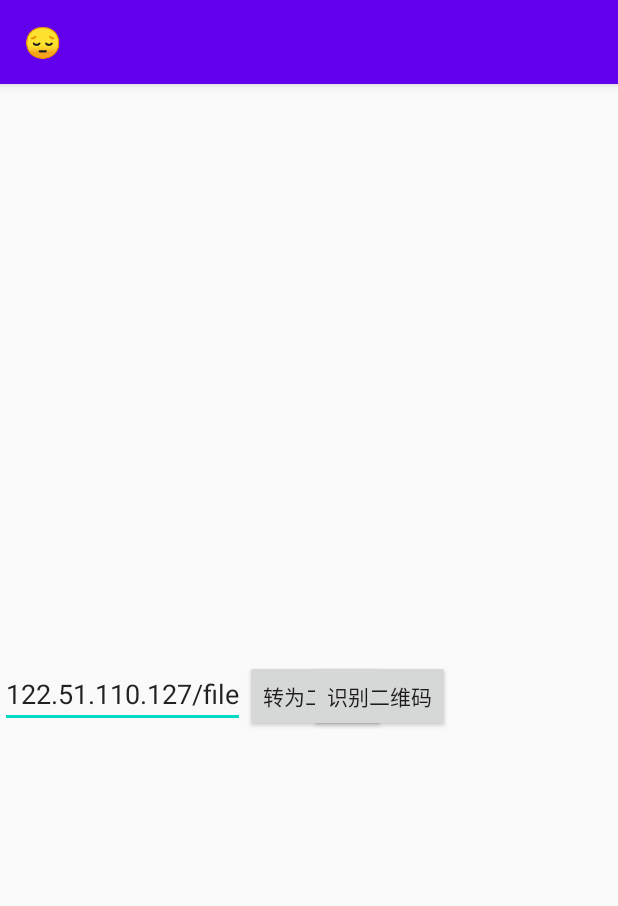
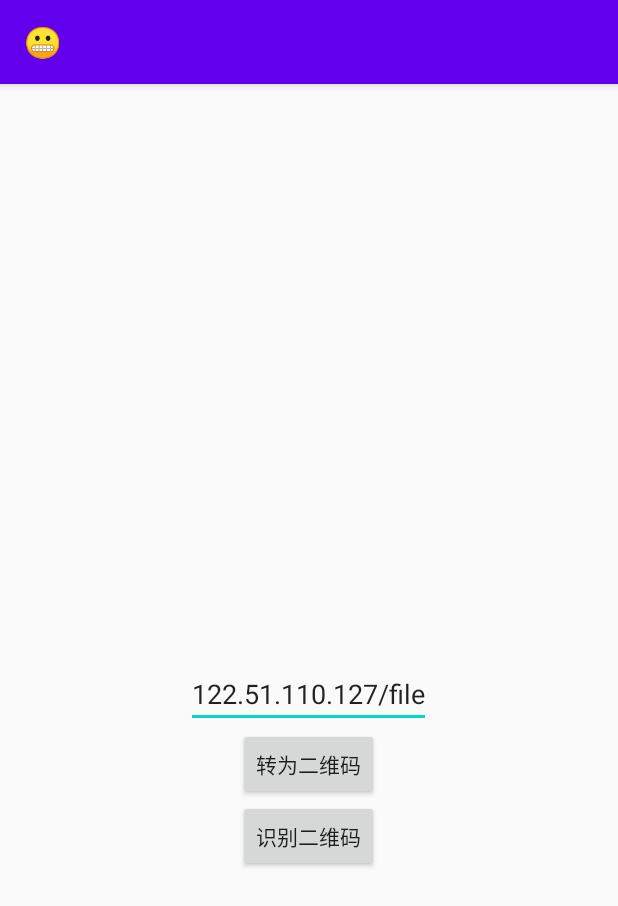
Before and after one commit to lamymay/tools, an Android app: the screen it shows after launch (ActivityQRCode), on a phone screen of 412 x 824 dp. Shown: the top 906 px of the screen. Run offline under Robolectric (Android 15) with nearby library versions, the phone set to English and light mode, and no system bars; libraries missing offline, so code that uses them is left out: com.uuzuche.lib_zxing.

Commit message:
调整布局

```diff
--- a/app/build.gradle
+++ b/app/build.gradle
@@ -29,5 +29,6 @@ dependencies {
     testImplementation 'junit:junit:4.12'
     androidTestImplementation 'androidx.test.ext:junit:1.1.1'
     androidTestImplementation 'androidx.test.espresso:espresso-core:3.2.0'
-    implementation 'com.google.zxing:core:3.3.0'
+    //implementation 'com.google.zxing:core:3.3.0'
+    implementation 'cn.yipianfengye.android:zxing-library:2.2'
 }
--- a/app/src/main/java/com/arc/tool/utils/OutputImage.java
+++ b/app/src/main/java/com/arc/tool/utils/OutputImage.java
@@ -36,7 +36,7 @@ public class OutputImage {
         imageView.setImageBitmap(bitmap);
         //imageView.setTooltipText("");
         //提示被点击了
-        Toast toast = Toast.makeText(applicationContext, "二维码中文本是" + inputString, Toast.LENGTH_LONG);
+        Toast toast = Toast.makeText(applicationContext, "二维码中文本是" + inputString, Toast.LENGTH_SHORT);
         toast.show();
     }
 
--- a/app/src/main/res/layout/activity_qr.xml
+++ b/app/src/main/res/layout/activity_qr.xml
@@ -1,7 +1,6 @@
 <?xml version="1.0" encoding="utf-8"?>
 <RelativeLayout
         xmlns:android="http://schemas.android.com/apk/res/android"
-        xmlns:app="http://schemas.android.com/apk/res-auto"
         android:orientation="horizontal"
         android:layout_width="match_parent"
         android:layout_height="match_parent">
@@ -15,13 +14,14 @@
             android:layout_centerVertical="true"
     />
 
-
+    <!--输入框-->
     <AutoCompleteTextView
             android:id="@+id/qrInput1"
             android:text="@string/qr_input_1_default"
             android:layout_width="wrap_content"
             android:layout_height="wrap_content"
             android:layout_below="@+id/qrOutputImage"
+            android:layout_centerHorizontal="true"
     />
 
 
@@ -30,8 +30,9 @@
             android:text="@string/qr_btn_create_image"
             android:layout_width="wrap_content"
             android:layout_height="wrap_content"
-            android:layout_below="@+id/qrOutputImage"
-            android:layout_toRightOf="@+id/qrInput1"
+            android:layout_below="@+id/qrInput1"
+            android:layout_centerHorizontal="true"
+
     />
 
 
@@ -41,33 +42,17 @@
             android:text="@string/qr_btn_scan_image"
             android:layout_width="wrap_content"
             android:layout_height="wrap_content"
-            android:layout_below="@+id/qrOutputImage"
-            android:layout_toRightOf="@+id/qrOutputImage"
+            android:layout_below="@+id/qrBtnCreateImg"
+            android:layout_centerHorizontal="true"
+
     />
-
-    <!--
-
-    <TextView android:layout_width="match_parent" android:layout_height="match_parent"
-              android:layout_below="@+id/outputImage"
-              android:id="@+id/outputText"
-    />
-
-    -->
-    <!--       -->
-    <!--           -->
 
 
 </RelativeLayout>
 
 
         <!--
-
-        https://blog.csdn.net/cms18374672699/article/details/82596194
-
-             tools:layout_editor_absoluteY="176dp"
-         tools:layout_editor_absoluteX="16dp"
-
-        、相对布局RelativeLayout
+        相对布局RelativeLayout
         1. 相对布局(重点)：相对布局是通过相对定位的方式让控件出现在布局任意位置；
 
         在相对布局中如果不指定控件摆放的位置，那么控件都会被默认放在RelativeLayout的左上角。因此要先指定第一个控件的位置，再根据一个控件去给其他控件布局。
@@ -103,4 +88,10 @@
 
         3. EditText的android:hint ：设置EditText为空时输入框内的提示信息
 
+
+        参考
+        https://blog.csdn.net/cms18374672699/article/details/82596194
+
+        tools:layout_editor_absoluteY="176dp"
+        tools:layout_editor_absoluteX="16dp"
         -->
--- a/app/src/main/res/values/strings.xml
+++ b/app/src/main/res/values/strings.xml
@@ -1,5 +1,5 @@
 <resources>
-    <string name="app_name">😔</string>
+    <string name="app_name">😬</string>
     <string name="qr_input_1_default">"122.51.110.127/file"</string>
     <string name="qr_btn_create_image">转为二维码</string>
     <string name="qr_btn_scan_image">识别二维码</string>
```
Also changed, not shown: app/src/main/java/com/arc/tool/activity/qrcode/ActivityQRCode.java (+59 -13 lines), 2 other files. Lines whose indentation alone changed are shown as unchanged.
